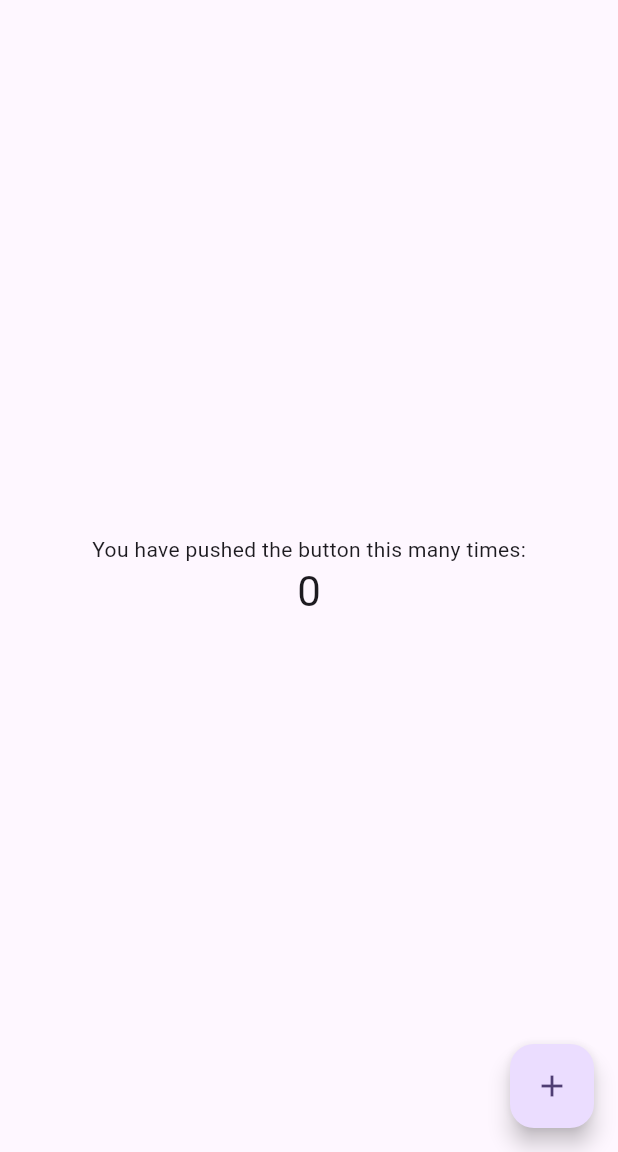
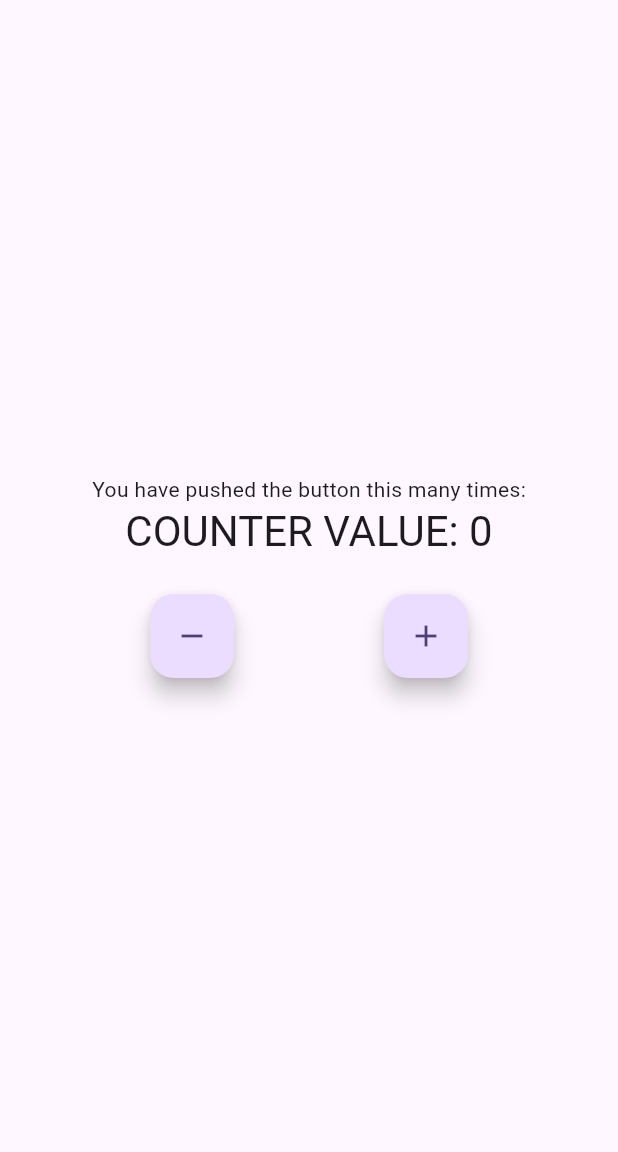
Before and after one commit to omeramasib/learn-bloc, a Flutter app: the screen it shows after launch, on a phone screen of 412 x 824 dp, the part 84-1236 px from its top. Run offline on Flutter 3.47's test engine with Material 2 defaults, Android fonts, the phone set to English and light mode, and no system bars; our stand-ins replace flutter_bloc.

Commit message:
add new changes

```diff
--- /dev/null
+++ b/lib/cubit/cubit/counter_cubit.dart
@@ -0,0 +1,10 @@
+import 'package:flutter_bloc/flutter_bloc.dart';
+
+part 'counter_state.dart';
+
+class CounterCubit extends Cubit<CounterState> {
+  CounterCubit() : super(CounterState(counterValue: 0));
+
+  void increment() => emit(CounterState(counterValue: state.counterValue! + 1, wasIncremented: true));
+  void decrement() => emit(CounterState(counterValue: state.counterValue! - 1, wasIncremented: false));
+}
--- /dev/null
+++ b/lib/cubit/cubit/counter_state.dart
@@ -0,0 +1,11 @@
+part of 'counter_cubit.dart';
+
+
+class CounterState {
+  int? counterValue;
+  bool? wasIncremented;
+  CounterState({
+    this.counterValue,
+    this.wasIncremented
+    });
+}
--- a/lib/main.dart
+++ b/lib/main.dart
@@ -1,4 +1,6 @@
 import 'package:flutter/material.dart';
+import 'package:learn_bloc/cubit/cubit/counter_cubit.dart';
+import 'package:flutter_bloc/flutter_bloc.dart';
 
 void main() {
   runApp(const MyApp());
@@ -7,119 +9,94 @@ void main() {
 class MyApp extends StatelessWidget {
   const MyApp({super.key});
 
-  // This widget is the root of your application.
   @override
   Widget build(BuildContext context) {
-    return MaterialApp(
+    return BlocProvider<CounterCubit>(
+      create: (context) => CounterCubit(),
+      child: MaterialApp(
         title: 'Flutter Demo',
         theme: ThemeData(
-        // This is the theme of your application.
-        //
-        // TRY THIS: Try running your application with "flutter run". You'll see
-        // the application has a blue toolbar. Then, without quitting the app,
-        // try changing the seedColor in the colorScheme below to Colors.green
-        // and then invoke "hot reload" (save your changes or press the "hot
-        // reload" button in a Flutter-supported IDE, or press "r" if you used
-        // the command line to start the app).
-        //
-        // Notice that the counter didn't reset back to zero; the application
-        // state is not lost during the reload. To reset the state, use hot
-        // restart instead.
-        //
-        // This works for code too, not just values: Most code changes can be
-        // tested with just a hot reload.
           colorScheme: ColorScheme.fromSeed(seedColor: Colors.deepPurple),
           useMaterial3: true,
         ),
         home: const MyHomePage(title: 'Flutter Demo Home Page'),
+      ),
     );
   }
 }
 
 class MyHomePage extends StatefulWidget {
   const MyHomePage({super.key, required this.title});
-
-  // This widget is the home page of your application. It is stateful, meaning
-  // that it has a State object (defined below) that contains fields that affect
-  // how it looks.
-
-  // This class is the configuration for the state. It holds the values (in this
-  // case the title) provided by the parent (in this case the App widget) and
-  // used by the build method of the State. Fields in a Widget subclass are
-  // always marked "final".
-
   final String title;
-
   @override
   State<MyHomePage> createState() => _MyHomePageState();
 }
 
 class _MyHomePageState extends State<MyHomePage> {
-  int _counter = 0;
-
-  void _incrementCounter() {
-    setState(() {
-      // This call to setState tells the Flutter framework that something has
-      // changed in this State, which causes it to rerun the build method below
-      // so that the display can reflect the updated values. If we changed
-      // _counter without calling setState(), then the build method would not be
-      // called again, and so nothing would appear to happen.
-      _counter++;
-    });
-  }
-
   @override
   Widget build(BuildContext context) {
-    // This method is rerun every time setState is called, for instance as done
-    // by the _incrementCounter method above.
-    //
-    // The Flutter framework has been optimized to make rerunning build methods
-    // fast, so that you can just rebuild anything that needs updating rather
-    // than having to individually change instances of widgets.
     return Scaffold(
       appBar: AppBar(
-        // TRY THIS: Try changing the color here to a specific color (to
-        // Colors.amber, perhaps?) and trigger a hot reload to see the AppBar
-        // change color while the other colors stay the same.
         backgroundColor: Theme.of(context).colorScheme.inversePrimary,
-        // Here we take the value from the MyHomePage object that was created by
-        // the App.build method, and use it to set our appbar title.
         title: Text(widget.title),
       ),
-      body: Center(
-        // Center is a layout widget. It takes a single child and positions it
-        // in the middle of the parent.
+      body: BlocConsumer<CounterCubit, CounterState>(
+        listener: (context, state) {
+        if(state.wasIncremented == true) {
+          ScaffoldMessenger.of(context).showSnackBar(
+            const SnackBar(
+              content: Text('Incremented!'),
+              duration: Duration(milliseconds: 300),
+            ),
+          );
+        } else if(state.wasIncremented == false) {
+          ScaffoldMessenger.of(context).showSnackBar(
+            const SnackBar(
+              content: Text('Decremented!'),
+              duration: Duration(milliseconds: 300),
+            ),
+          );
+        }
+        },
+        builder: (context, state) =>  Center(
           child: Column(
-          // Column is also a layout widget. It takes a list of children and
-          // arranges them vertically. By default, it sizes itself to fit its
-          // children horizontally, and tries to be as tall as its parent.
-          //
-          // Column has various properties to control how it sizes itself and
-          // how it positions its children. Here we use mainAxisAlignment to
-          // center the children vertically; the main axis here is the vertical
-          // axis because Columns are vertical (the cross axis would be
-          // horizontal).
-          //
-          // TRY THIS: Invoke "debug painting" (choose the "Toggle Debug Paint"
-          // action in the IDE, or press "p" in the console), to see the
-          // wireframe for each widget.
             mainAxisAlignment: MainAxisAlignment.center,
             children: <Widget>[
               const Text(
                 'You have pushed the button this many times:',
               ),
-            Text(
-              '$_counter',
+              BlocBuilder<CounterCubit, CounterState>(
+                builder: (context, state) {
+                  return Text(
+                    'COUNTER VALUE: ${state.counterValue}',
                     style: Theme.of(context).textTheme.headlineMedium,
+                  );
+                },
+              ),
+              const SizedBox(height: 24),
+              Row(
+                mainAxisAlignment: MainAxisAlignment.spaceEvenly,
+                children: [
+                  FloatingActionButton(
+                    onPressed: () {
+                      BlocProvider.of<CounterCubit>(context).decrement();
+                    },
+                    tooltip: 'Decrement',
+                    child: const Icon(Icons.remove),
+                  ),
+                  FloatingActionButton(
+                    onPressed: () {
+                      BlocProvider.of<CounterCubit>(context).increment();
+                    },
+                    tooltip: 'Increment',
+                    child: const Icon(Icons.add),
+                  ),
+                ],
               ),
             ],
           ),
         ),
-      floatingActionButton: FloatingActionButton(
-        onPressed: _incrementCounter,
-        tooltip: 'Increment',
-        child: const Icon(Icons.add),
-      ), // This trailing comma makes auto-formatting nicer for build methods.
+      ),
     );
   }
 }
--- a/pubspec.yaml
+++ b/pubspec.yaml
@@ -35,7 +35,7 @@ dependencies:
   # The following adds the Cupertino Icons font to your application.
   # Use with the CupertinoIcons class for iOS style icons.
   cupertino_icons: ^1.0.2
-  bloc:
+  flutter_bloc:
 
 dev_dependencies:
   flutter_test:
```
Also changed, not shown: lib/main-cubit.dart (deleted, +0 -8 lines), pubspec.lock. Lines whose indentation alone changed are shown as unchanged.
